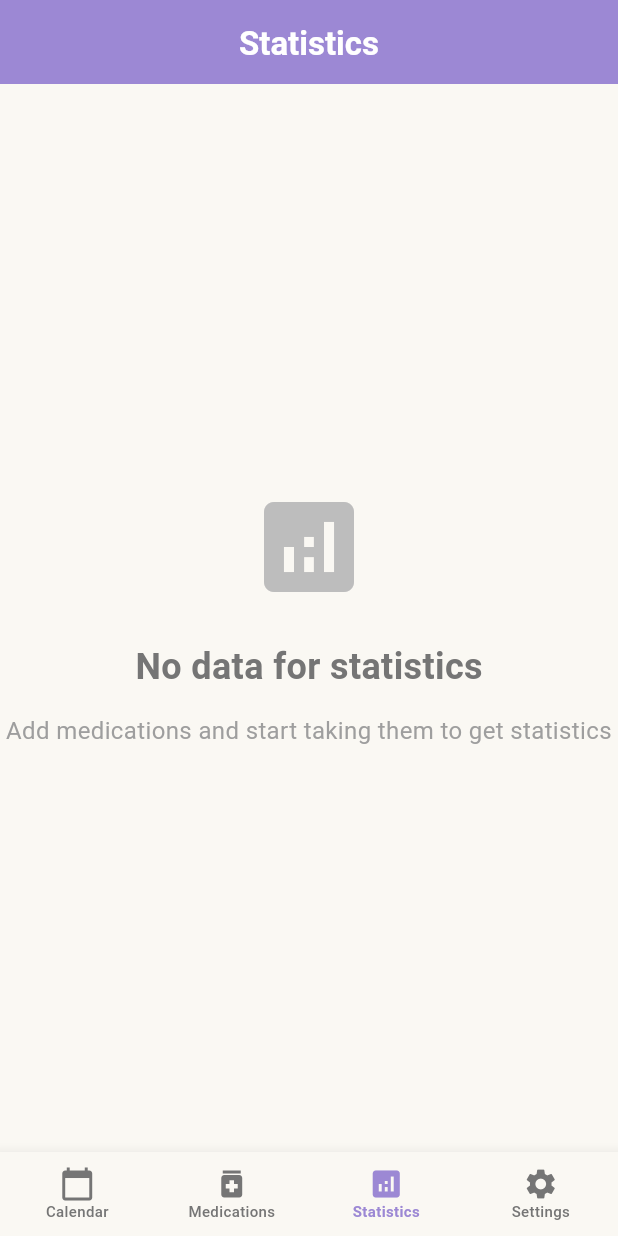
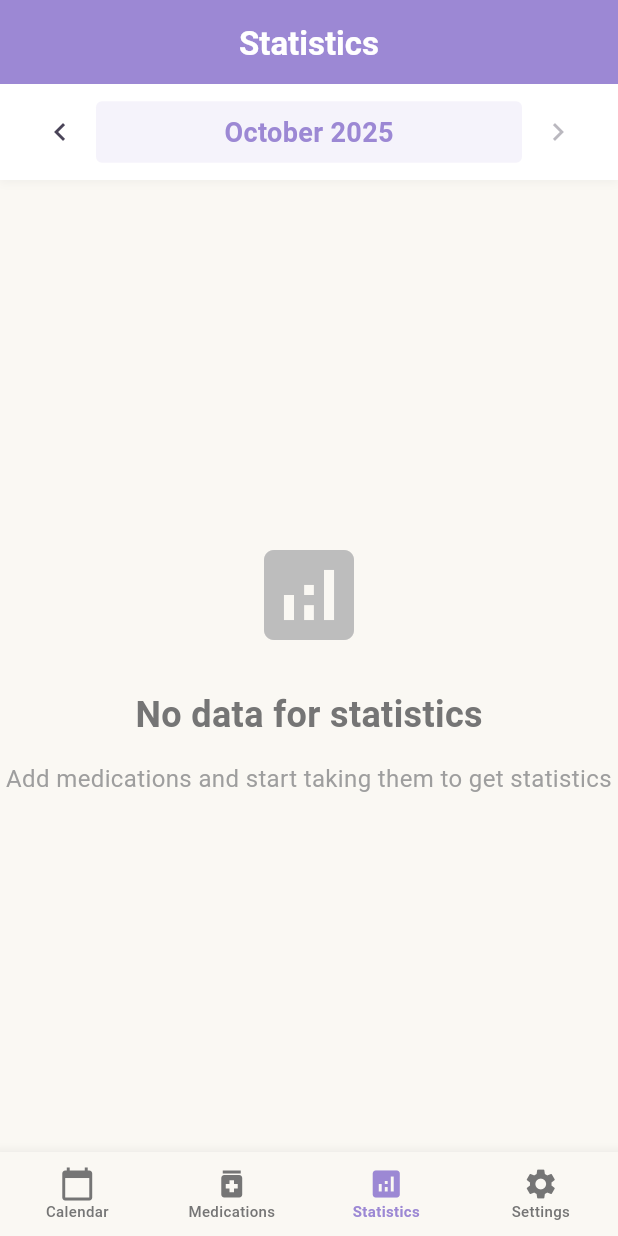
Before and after one commit to timapple12/PillBull, a Flutter app: the screen it shows after launch, item 3 of the bottom bar chosen, on a phone screen of 412 x 824 dp. Run offline on Flutter 3.47's test engine with Material 3 defaults, Android fonts, the phone set to English and light mode, and no system bars; our stand-ins replace drift, file_picker, flutter_local_notifications, flutter_riverpod, font_awesome_flutter, riverpod_annotation and 4 more; missing offline and left inert: sqlite3; accounts and stored records are empty; generated files the repository leaves out were written again.

Commit message:
* Fix statistic * Fix postpone medication time selector

```diff
--- a/lib/core/repositories/repositories.dart
+++ b/lib/core/repositories/repositories.dart
@@ -266,9 +266,8 @@ class IntakeRecordRepositoryImpl implements IntakeRecordRepository {
     DateTime endDate,
   ) async {
     final query = _database.select(_database.intakeRecords)
-      ..where((tbl) =>
-          tbl.scheduledTime.isBiggerOrEqualValue(startDate) &
-          tbl.scheduledTime.isSmallerOrEqualValue(endDate),);
+      ..where((tbl) => tbl.scheduledTime.isBiggerOrEqualValue(startDate))
+      ..where((tbl) => tbl.scheduledTime.isSmallerOrEqualValue(endDate));
     final rows = await query.get();
 
     return rows.map((row) => IntakeRecord(
--- a/lib/features/statistics/presentation/screens/statistics_screen.dart
+++ b/lib/features/statistics/presentation/screens/statistics_screen.dart
@@ -7,27 +7,69 @@ import '../../../../shared/providers/providers.dart';
 import '../widgets/statistics_chart.dart';
 import '../widgets/adherence_card.dart';
 
-class StatisticsScreen extends ConsumerWidget {
+class StatisticsScreen extends ConsumerStatefulWidget {
   const StatisticsScreen({super.key});
 
   @override
-  Widget build(BuildContext context, WidgetRef ref) {
+  ConsumerState<StatisticsScreen> createState() => _StatisticsScreenState();
+}
+
+class _StatisticsScreenState extends ConsumerState<StatisticsScreen> {
+  late DateTime _selectedMonth;
+
+  @override
+  void initState() {
+    super.initState();
+    _selectedMonth = DateTime.now();
+  }
+
+  void _goToPreviousMonth() {
+    setState(() {
+      _selectedMonth = DateTime(
+        _selectedMonth.year,
+        _selectedMonth.month - 1,
+      );
+    });
+  }
+
+  void _goToNextMonth() {
+    setState(() {
+      _selectedMonth = DateTime(
+        _selectedMonth.year,
+        _selectedMonth.month + 1,
+      );
+    });
+  }
+
+  void _goToCurrentMonth() {
+    setState(() {
+      _selectedMonth = DateTime.now();
+    });
+  }
+
+  @override
+  Widget build(BuildContext context) {
+    final l10n = AppLocalizations.of(context)!;
+
+    // Calculate date range for selected month
+    final startDate = DateTime(_selectedMonth.year, _selectedMonth.month, 1);
+    final endDate = DateTime(_selectedMonth.year, _selectedMonth.month + 1, 0, 23, 59, 59);
+
     final medicationsAsync = ref.watch(medicationsProvider);
     final intakeRecordsAsync = ref.watch(
-      intakeRecordsForDateRangeProvider(
-        DateTime.now().subtract(const Duration(days: 30)),
-        DateTime.now(),
-      ),
+      intakeRecordsForDateRangeProvider(startDate, endDate),
     );
-
-    final l10n = AppLocalizations.of(context)!;
 
     return Scaffold(
       appBar: AppBar(
         title: Text(l10n.statistics),
         centerTitle: true,
       ),
-      body: medicationsAsync.when(
+      body: Column(
+        children: [
+          _buildMonthSelector(l10n),
+          Expanded(
+            child: medicationsAsync.when(
               data: (medications) => intakeRecordsAsync.when(
                 data: (intakeRecords) => _buildStatisticsContent(
                   context,
@@ -45,7 +87,106 @@ class StatisticsScreen extends ConsumerWidget {
                 child: Text('${l10n.error}: $error'),
               ),
             ),
+          ),
+        ],
+      ),
     );
+  }
+
+  Widget _buildMonthSelector(AppLocalizations l10n) {
+    final now = DateTime.now();
+    final isCurrentMonth = _selectedMonth.year == now.year &&
+                          _selectedMonth.month == now.month;
+    final monthName = _getMonthName(_selectedMonth.month, l10n);
+
+    return Container(
+      padding: const EdgeInsets.symmetric(
+        horizontal: AppConstants.paddingMedium,
+        vertical: AppConstants.paddingSmall,
+      ),
+      decoration: BoxDecoration(
+        color: Colors.white,
+        boxShadow: [
+          BoxShadow(
+            color: Colors.grey.withValues(alpha: 0.1),
+            blurRadius: 4,
+            offset: const Offset(0, 2),
+          ),
+        ],
+      ),
+      child: Row(
+        children: [
+          IconButton(
+            icon: const Icon(Icons.chevron_left),
+            onPressed: _goToPreviousMonth,
+            tooltip: l10n.previousMonth,
+          ),
+          Expanded(
+            child: GestureDetector(
+              onTap: isCurrentMonth ? null : _goToCurrentMonth,
+              child: Container(
+                padding: const EdgeInsets.symmetric(
+                  horizontal: AppConstants.paddingMedium,
+                  vertical: AppConstants.paddingSmall,
+                ),
+                decoration: BoxDecoration(
+                  color: isCurrentMonth
+                      ? AppConstants.primaryColor.withValues(alpha: 0.1)
+                      : Colors.grey[100],
+                  borderRadius: BorderRadius.circular(AppConstants.radiusSmall),
+                ),
+                child: Row(
+                  mainAxisAlignment: MainAxisAlignment.center,
+                  children: [
+                    Text(
+                      '$monthName ${_selectedMonth.year}',
+                      style: AppTextStyles.titleMedium.copyWith(
+                        color: isCurrentMonth
+                            ? AppConstants.primaryColor
+                            : Colors.grey[800],
+                        fontWeight: FontWeight.w600,
+                      ),
+                      textAlign: TextAlign.center,
+                    ),
+                    if (!isCurrentMonth) ...[
+                      const SizedBox(width: 8),
+                      Icon(
+                        Icons.today,
+                        size: 16,
+                        color: Colors.grey[600],
+                      ),
+                    ],
+                  ],
+                ),
+              ),
+            ),
+          ),
+          IconButton(
+            icon: const Icon(Icons.chevron_right),
+            onPressed: isCurrentMonth ? null : _goToNextMonth,
+            tooltip: l10n.nextMonth,
+          ),
+        ],
+      ),
+    );
+  }
+
+  String _getMonthName(int month, AppLocalizations l10n) {
+    switch (month) {
+      case 1: return l10n.january;
+      case 2: return l10n.february;
+      case 3: return l10n.march;
+      case 4: return l10n.april;
+      case 5: return l10n.may;
+      case 6: return l10n.june;
+      case 7: return l10n.july;
+      case 8: return l10n.august;
+      case 9: return l10n.september;
+      case 10: return l10n.october;
+      case 11: return l10n.november;
+      case 12: return l10n.december;
+      default: return '';
+    }
   }
 
   Widget _buildStatisticsContent(
```
Also changed, not shown: lib/features/calendar/presentation/widgets/intake_confirmation_dialog.dart (+13 -10 lines), lib/l10n/app_de.arb (+15 -1 lines), lib/l10n/app_en.arb (+56 -0 lines), lib/l10n/app_uk.arb (+15 -1 lines), lib/generated/l10n/app_localizations.dart, lib/generated/l10n/app_localizations_de.dart, lib/generated/l10n/app_localizations_en.dart, lib/generated/l10n/app_localizations_uk.dart. Lines whose indentation alone changed are shown as unchanged.
